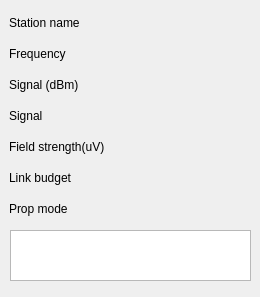
First picture: the form in FGPropagationTool/stationsignalform.ui, repository QDeltaSoft/qradiopredict, before the edit.
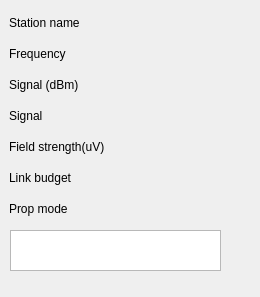
Second picture: the form after the edit.

Diff of the .ui file:
```diff
--- a/FGPropagationTool/stationsignalform.ui
+++ b/FGPropagationTool/stationsignalform.ui
@@ -24,7 +24,7 @@
     <rect>
      <x>9</x>
      <y>10</y>
-     <width>241</width>
+     <width>252</width>
      <height>211</height>
     </rect>
    </property>
@@ -198,10 +198,16 @@
     <rect>
      <x>10</x>
      <y>230</y>
-     <width>241</width>
-     <height>51</height>
+     <width>211</width>
+     <height>41</height>
     </rect>
    </property>
+   <property name="minimumSize">
+    <size>
+     <width>191</width>
+     <height>32</height>
+    </size>
+   </property>
   </widget>
  </widget>
  <resources/>
```
Left out of the diff: 222 changed lines with no effect on the pictures.
